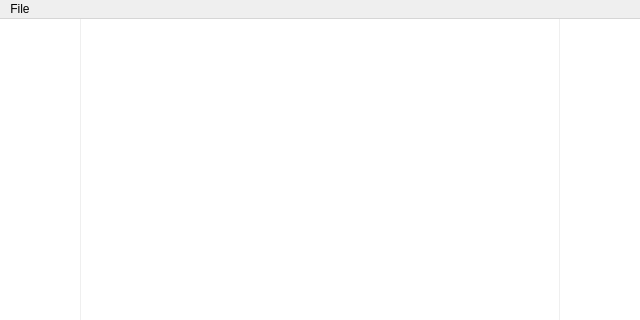
Old version of the form mainwindow.ui in the repository technicallyerik/WIRK; both pictures show x 0 to 640 and y 0 to 320 of the 640 by 480 pixel window.
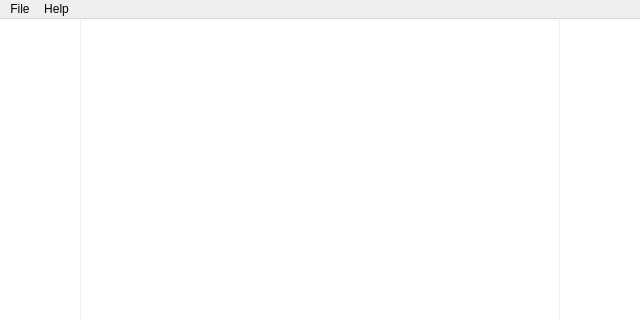
New version of the form. Custom widgets are drawn as their Qt base class.

Patch:
```diff
--- a/mainwindow.ui
+++ b/mainwindow.ui
@@ -136,7 +136,14 @@
     <addaction name="actionPreferences"/>
     <addaction name="actionNewServer"/>
    </widget>
+   <widget class="QMenu" name="menuHelp">
+    <property name="title">
+     <string>Help</string>
+    </property>
+    <addaction name="actionAbout"/>
+   </widget>
    <addaction name="menuFile"/>
+   <addaction name="menuHelp"/>
   </widget>
   <action name="actionPreferences">
    <property name="text">
```
Left out of the diff: 5 changed lines with no effect on the pictures.
